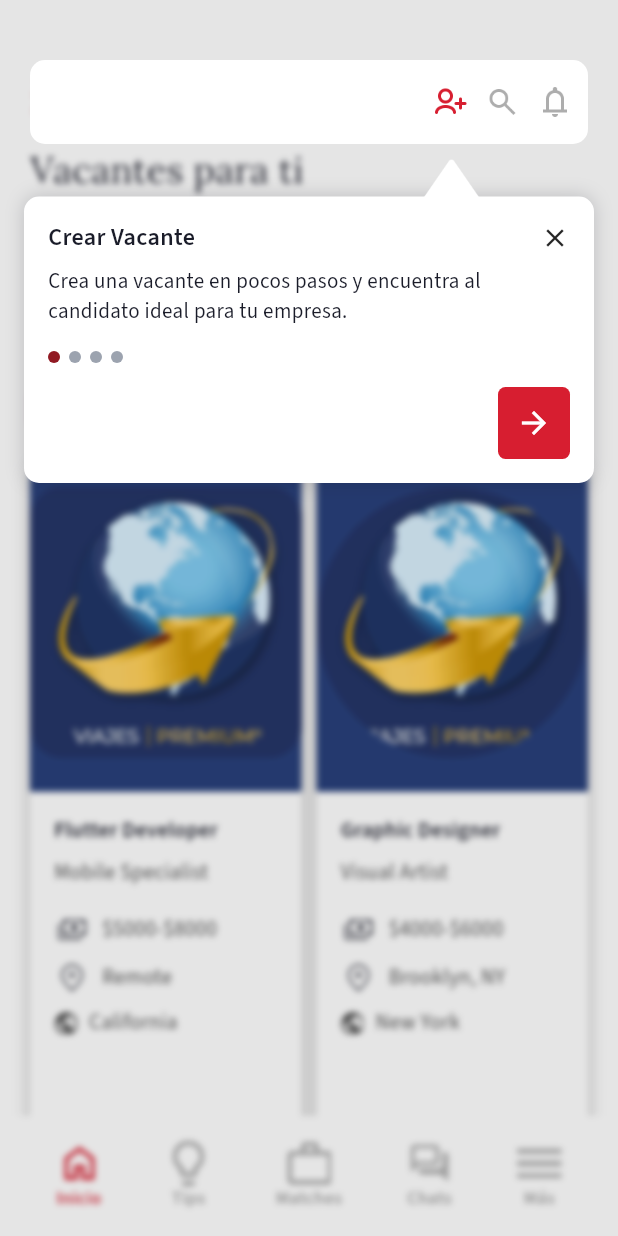
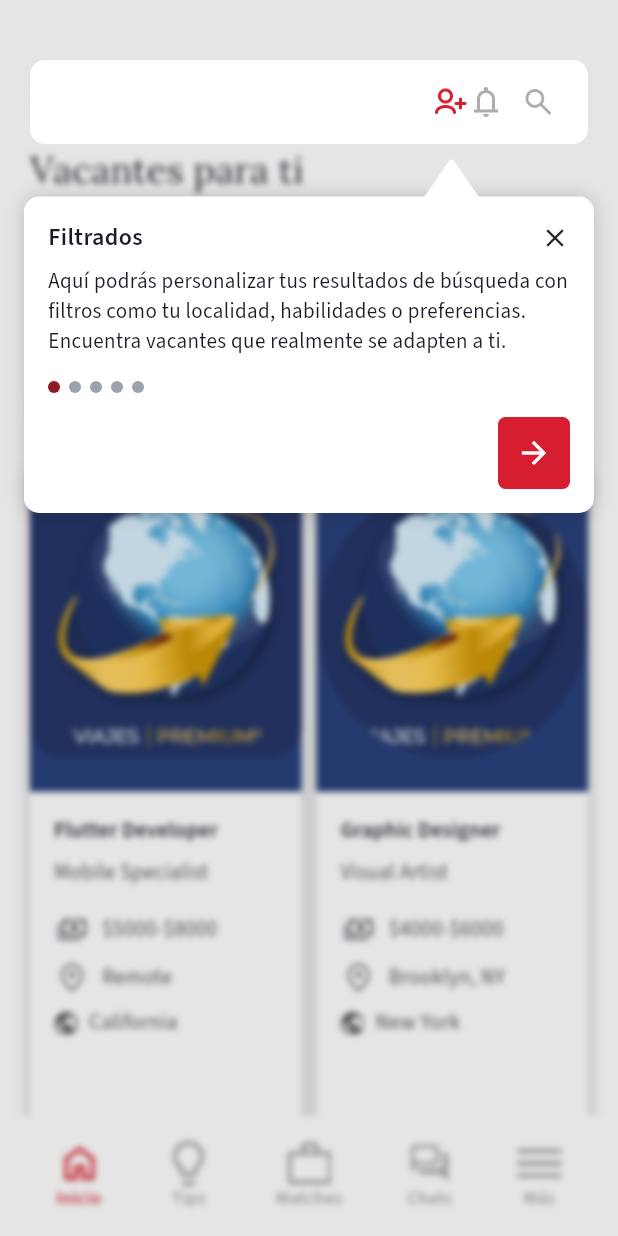
Before and after one commit to BrightCodeLab-Team/talenty_app_2, a Flutter app: the CandidateRootScreen screen opened directly, on a phone screen of 412 x 824 dp. Run offline on Flutter 3.47's test engine with Material 3 defaults, Android fonts, the phone set to English and light mode, and no system bars; our stand-ins replace country_code_picker, device_info_plus, device_preview, dio, file_picker, fl_chart and 10 more; accounts and stored records are empty.

Commit message:
only text chnage in CandidateRootootViewModel

```diff
--- a/lib/app.dart
+++ b/lib/app.dart
@@ -7,7 +7,6 @@ import 'package:get/get.dart';
 import 'package:provider/provider.dart';
 import 'package:talenty_app/core/services/localization_services.dart';
 import 'package:talenty_app/ui/screens/candidate/candidat_root/candidate_root_screen.dart';
-import 'package:talenty_app/ui/screens/candidate/candidate_home/candidate_home_screen.dart';
 import 'package:talenty_app/ui/screens/theme/app_theme.dart';
 import 'package:talenty_app/ui/screens/theme/lang_theme_provider.dart';
 
@@ -43,7 +42,7 @@ class MyApp extends StatelessWidget {
                 _designWidth,
                 _designHeight,
               ), // Use your constants
-              builder: (context, child) => CandidateHomeScreen(),
+              builder: (context, child) => CandidateRootScreen(),
             ),
           ),
     );
--- a/lib/ui/screens/candidate/candidat_root/candidate_root_screen.dart
+++ b/lib/ui/screens/candidate/candidat_root/candidate_root_screen.dart
@@ -109,18 +109,18 @@ class CandidateRootScreen extends StatelessWidget {
                                             : textGreyColor,
                                   ),
                                   Image.asset(
-                                    AppAssets.searchIcon,
-                                    height: 46,
-                                    width: 46,
+                                    AppAssets.notifIcon,
+                                    height: 24,
+                                    width: 24,
                                     color:
                                         model.currentStep == 1
                                             ? primaryColor
                                             : textGreyColor,
                                   ),
                                   Image.asset(
-                                    AppAssets.notifIcon,
-                                    height: 24,
-                                    width: 24,
+                                    AppAssets.searchIcon,
+                                    height: 46,
+                                    width: 46,
                                     color:
                                         model.currentStep == 2
                                             ? primaryColor
--- a/lib/ui/screens/candidate/candidat_root/candidate_root_view_model.dart
+++ b/lib/ui/screens/candidate/candidat_root/candidate_root_view_model.dart
@@ -39,27 +39,33 @@ class CandidateRootScreenViewModel extends BaseViewModel {
 
   final List<Map<String, String>> onboardingSteps = [
     {
-      'title': 'Crear Vacante',
+      'title': 'Filtrados',
       'description':
-          'Crea una vacante en pocos pasos y encuentra al candidato ideal para tu empresa.',
-      'icon': '$iconsAssets/polygon.png',
-    },
-    {
-      'title': 'Buscador',
-      'description':
-          'Utiliza el buscador para encontrar rápidamente tus vacantes creadas.',
+          'Aquí podrás personalizar tus resultados de búsqueda con filtros como tu localidad, habilidades o preferencias. Encuentra vacantes que realmente se adapten a ti.',
       'icon': '$iconsAssets/polygon.png',
     },
     {
       'title': 'Notificaciones',
       'description':
-          '¡Tienes una nueva notificación! Revisa los detalles en la app y mantente al tanto de las actualizaciones',
+          'Mantente al día con nuevas ofertas, matches y actualizaciones importantes. Revisa esta sección para no perder oportunidades clave.',
       'icon': '$iconsAssets/polygon.png',
     },
     {
-      'title': 'Buscador',
+      'title': 'Búsqueda',
       'description':
-          'Utiliza el buscador para encontrar rápidamente tus vacantes creadas.',
+          'Utiliza palabras clave para encontrar vacantes específicas. Ideal si ya sabes qué tipo de trabajo estás buscando.',
+      'icon': '$iconsAssets/polygon.png',
+    },
+    {
+      'title': 'Explora con la barra de búsqueda',
+      'description':
+          'Desde aquí podrás navegar fácilmente por la app: accede a tips para mejorar tu perfil, revisa tus matches con empresas, chatea con reclutadores y actualiza tu información en el perfil. Todo lo que necesitas dentro de la app.',
+      'icon': '$iconsAssets/polygon2.png',
+    },
+    {
+      'title': 'Categorías',
+      'description':
+          'Explora ofertas laborales organizadas por áreas o industrias. Filtrar por categoría te ahorra tiempo y mejora la precisión de tu búsqueda.',
       'icon': '$iconsAssets/polygon2.png',
     },
   ];
--- a/lib/ui/screens/candidate/candidate_home/candidate_home_screen.dart
+++ b/lib/ui/screens/candidate/candidate_home/candidate_home_screen.dart
@@ -11,6 +11,8 @@ import 'package:talenty_app/core/constants/text_style.dart';
 import 'package:talenty_app/ui/custom_widgets/candidate/home_widget.dart'
     show CustomCandidateHomeVacancyWidget;
 import 'package:talenty_app/ui/custom_widgets/candidate/icon_text_tag.dart';
+import 'package:talenty_app/ui/screens/candidate/candidat_root/candidate_root_screen.dart';
+import 'package:talenty_app/ui/screens/candidate/candidat_root/candidate_root_view_model.dart';
 import 'package:talenty_app/ui/screens/candidate/candidate_search/candidate_search.dart';
 import 'package:talenty_app/ui/screens/candidate/company_profile/company_profile_screen.dart';
 import 'package:talenty_app/ui/screens/candidate/company_profile/company_job_detail/company_job_detail_screen.dart';
@@ -87,9 +89,9 @@ class _CandidateHomeScreenState extends State<CandidateHomeScreen> {
   Widget build(BuildContext context) {
     return ChangeNotifierProvider(
       create: (context) => CandidateHomeViewModel(),
-      child: Consumer<CandidateHomeViewModel>(
+      child: Consumer2<CandidateHomeViewModel, CandidateRootScreenViewModel>(
         builder:
-            (context, model, child) => Scaffold(
+            (context, model, rootModel, child) => Scaffold(
               body: SingleChildScrollView(
                 child: Padding(
                   padding: EdgeInsets.only(left: 20.0, top: 40, right: 20),
@@ -1116,8 +1118,23 @@ class _CategoriesAnimatedState extends State<_CategoriesAnimated> {
     "Marketing y Ventas",
   ];
 
+  ///
+  ///
+  ///
+  ///
+  ///
+  // rootModel will be initialized in the build method
+
+  ///
+  ///
+  ///
+
   @override
   Widget build(BuildContext context) {
+    final rootModel = Provider.of<CandidateRootScreenViewModel>(
+      context,
+      listen: false,
+    );
     return SizedBox(
       height: 38,
       child: ListView.builder(
@@ -1157,6 +1174,7 @@ class _CategoriesAnimatedState extends State<_CategoriesAnimated> {
             child: GestureDetector(
               key: ValueKey('${categories[displayIndex]}_$isSelected'),
               onTap: () {
+                // rootModel.nextStep();
                 widget.model.onClickCategory(displayIndex);
                 setState(() {}); // triggers instant rebuild
               },
@@ -1196,6 +1214,28 @@ class _CategoriesAnimatedState extends State<_CategoriesAnimated> {
                       ),
                       if (isSelected) const SizedBox(width: 8),
                       Text(categories[displayIndex]),
+                      // rootModel.currentStep == 4
+                      //     ? Positioned(
+                      //       bottom: 200, // adjust based on your UI
+                      //       left: 16,
+                      //       right: 16,
+                      //       child: CustomOnboardingTooltip(
+                      //         onNext: rootModel.nextStep,
+                      //         onClose: rootModel.closeTooltip,
+                      //         currentIndex: rootModel.currentStep,
+                      //         totalSteps: rootModel.onboardingSteps.length,
+                      //         title:
+                      //             rootModel.onboardingSteps[rootModel
+                      //                 .currentStep]['title']!,
+                      //         description:
+                      //             rootModel.onboardingSteps[rootModel
+                      //                 .currentStep]['description']!,
+                      //         iconPath:
+                      //             rootModel.onboardingSteps[rootModel
+                      //                 .currentStep]['icon']!,
+                      //       ),
+                      //     )
+                      //     : SizedBox(),
                     ],
                   ),
                 ),
```
